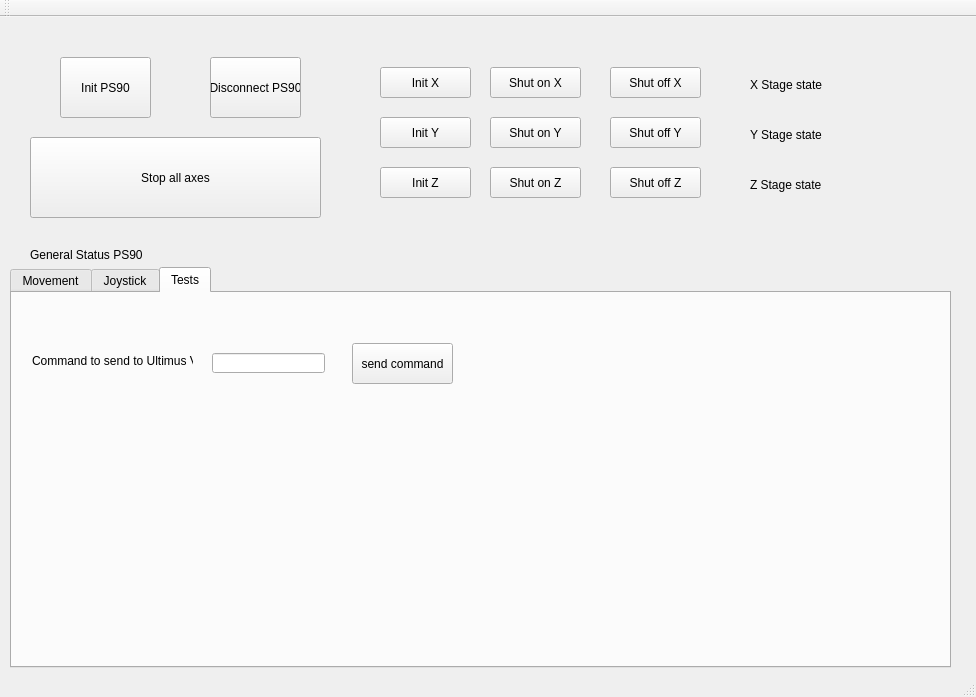
This is owis_controller.ui in gitHleon/OWIS_controller_V0 as Qt 5 draws it before an edit. The edited form follows.
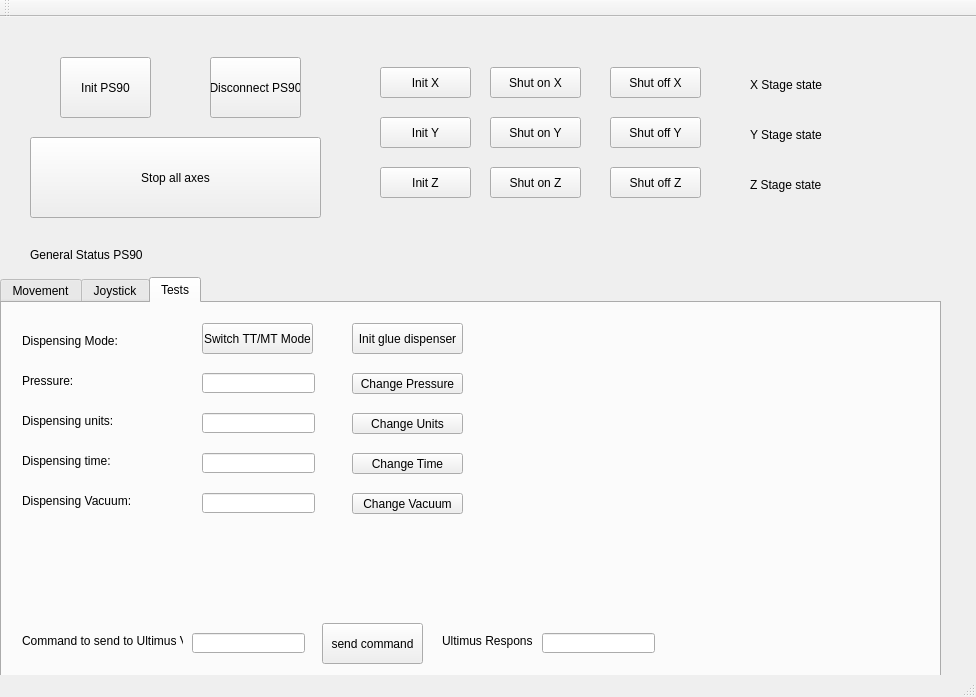
This is the edited form. The open tabs and pages were chosen to show the change.

```diff
--- a/owis_controller.ui
+++ b/owis_controller.ui
@@ -225,8 +225,8 @@
    <widget class="QTabWidget" name="tabWidget">
     <property name="geometry">
      <rect>
-      <x>10</x>
-      <y>250</y>
+      <x>0</x>
+      <y>260</y>
       <width>941</width>
       <height>401</height>
      </rect>
@@ -817,8 +817,8 @@
      <widget class="QPushButton" name="SendCommandUltimusButton">
       <property name="geometry">
        <rect>
-        <x>340</x>
-        <y>50</y>
+        <x>320</x>
+        <y>320</y>
         <width>101</width>
         <height>41</height>
        </rect>
@@ -830,8 +830,8 @@
      <widget class="QLineEdit" name="dispenserCommand">
       <property name="geometry">
        <rect>
-        <x>200</x>
-        <y>60</y>
+        <x>190</x>
+        <y>330</y>
         <width>113</width>
         <height>20</height>
        </rect>
@@ -841,7 +841,7 @@
       <property name="geometry">
        <rect>
         <x>20</x>
-        <y>60</y>
+        <y>330</y>
         <width>161</width>
         <height>16</height>
        </rect>
@@ -850,6 +850,212 @@
        <string>Command to send to Ultimus V</string>
       </property>
      </widget>
+     <widget class="QLineEdit" name="dispenserResponse">
+      <property name="geometry">
+       <rect>
+        <x>540</x>
+        <y>330</y>
+        <width>113</width>
+        <height>20</height>
+       </rect>
+      </property>
+     </widget>
+     <widget class="QLabel" name="label_stage_state_Z_3">
+      <property name="geometry">
+       <rect>
+        <x>440</x>
+        <y>330</y>
+        <width>91</width>
+        <height>16</height>
+       </rect>
+      </property>
+      <property name="text">
+       <string>Ultimus Response</string>
+      </property>
+     </widget>
+     <widget class="QLineEdit" name="dispenserPressure">
+      <property name="geometry">
+       <rect>
+        <x>200</x>
+        <y>70</y>
+        <width>113</width>
+        <height>20</height>
+       </rect>
+      </property>
+     </widget>
+     <widget class="QLineEdit" name="dispenserTime">
+      <property name="geometry">
+       <rect>
+        <x>200</x>
+        <y>150</y>
+        <width>113</width>
+        <height>20</height>
+       </rect>
+      </property>
+     </widget>
+     <widget class="QLabel" name="dispenserModeLabel">
+      <property name="geometry">
+       <rect>
+        <x>20</x>
+        <y>30</y>
+        <width>161</width>
+        <height>16</height>
+       </rect>
+      </property>
+      <property name="text">
+       <string>Dispensing Mode:</string>
+      </property>
+     </widget>
+     <widget class="QPushButton" name="dispenserModeButton">
+      <property name="geometry">
+       <rect>
+        <x>200</x>
+        <y>20</y>
+        <width>111</width>
+        <height>31</height>
+       </rect>
+      </property>
+      <property name="text">
+       <string>Switch TT/MT Mode</string>
+      </property>
+     </widget>
+     <widget class="QLineEdit" name="dispenserVacuum">
+      <property name="geometry">
+       <rect>
+        <x>200</x>
+        <y>190</y>
+        <width>113</width>
+        <height>20</height>
+       </rect>
+      </property>
+     </widget>
+     <widget class="QLineEdit" name="dispenserPressureUnits">
+      <property name="geometry">
+       <rect>
+        <x>200</x>
+        <y>110</y>
+        <width>113</width>
+        <height>20</height>
+       </rect>
+      </property>
+     </widget>
+     <widget class="QLabel" name="dispenserPressureLabel">
+      <property name="geometry">
+       <rect>
+        <x>20</x>
+        <y>70</y>
+        <width>161</width>
+        <height>16</height>
+       </rect>
+      </property>
+      <property name="text">
+       <string>Pressure:</string>
+      </property>
+     </widget>
+     <widget class="QLabel" name="dispenserPressureUnitsLabel">
+      <property name="geometry">
+       <rect>
+        <x>20</x>
+        <y>110</y>
+        <width>161</width>
+        <height>16</height>
+       </rect>
+      </property>
+      <property name="text">
+       <string>Dispensing units:</string>
+      </property>
+     </widget>
+     <widget class="QLabel" name="dispenserTimeLabel">
+      <property name="geometry">
+       <rect>
+        <x>20</x>
+        <y>150</y>
+        <width>161</width>
+        <height>16</height>
+       </rect>
+      </property>
+      <property name="text">
+       <string>Dispensing time:</string>
+      </property>
+     </widget>
+     <widget class="QLabel" name="dispenserVacuumLabel">
+      <property name="geometry">
+       <rect>
+        <x>20</x>
+        <y>190</y>
+        <width>161</width>
+        <height>16</height>
+       </rect>
+      </property>
+      <property name="text">
+       <string>Dispensing Vacuum:</string>
+      </property>
+     </widget>
+     <widget class="QPushButton" name="changePressureButton">
+      <property name="geometry">
+       <rect>
+        <x>350</x>
+        <y>70</y>
+        <width>111</width>
+        <height>21</height>
+       </rect>
+      </property>
+      <property name="text">
+       <string>Change Pressure</string>
+      </property>
+     </widget>
+     <widget class="QPushButton" name="changeUnitsButton">
+      <property name="geometry">
+       <rect>
+        <x>350</x>
+        <y>110</y>
+        <width>111</width>
+        <height>21</height>
+       </rect>
+      </property>
+      <property name="text">
+       <string>Change Units</string>
+      </property>
+     </widget>
+     <widget class="QPushButton" name="changeTimeButton">
+      <property name="geometry">
+       <rect>
+        <x>350</x>
+        <y>150</y>
+        <width>111</width>
+        <height>21</height>
+       </rect>
+      </property>
+      <property name="text">
+       <string>Change Time</string>
+      </property>
+     </widget>
+     <widget class="QPushButton" name="changeVacuumButton">
+      <property name="geometry">
+       <rect>
+        <x>350</x>
+        <y>190</y>
+        <width>111</width>
+        <height>21</height>
+       </rect>
+      </property>
+      <property name="text">
+       <string>Change Vacuum</string>
+      </property>
+     </widget>
+     <widget class="QPushButton" name="InitGlueDispenserButton">
+      <property name="geometry">
+       <rect>
+        <x>350</x>
+        <y>20</y>
+        <width>111</width>
+        <height>31</height>
+       </rect>
+      </property>
+      <property name="text">
+       <string>Init glue dispenser</string>
+      </property>
+     </widget>
     </widget>
    </widget>
   </widget>
```
Left out of the diff: 172 changed lines with no effect on the pictures.
